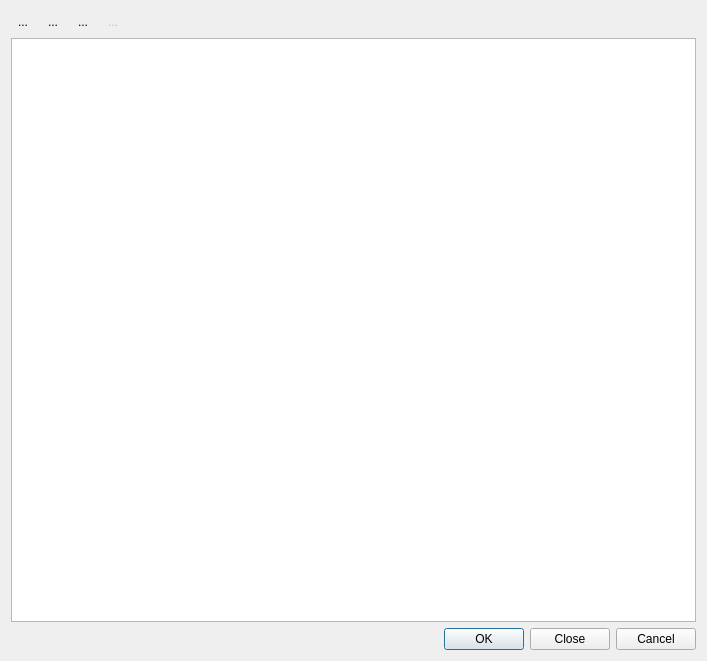
This is Viewer/src/ServerListDialog.ui in ecmwf/ecflow as Qt 5 draws it before an edit. The edited form follows.
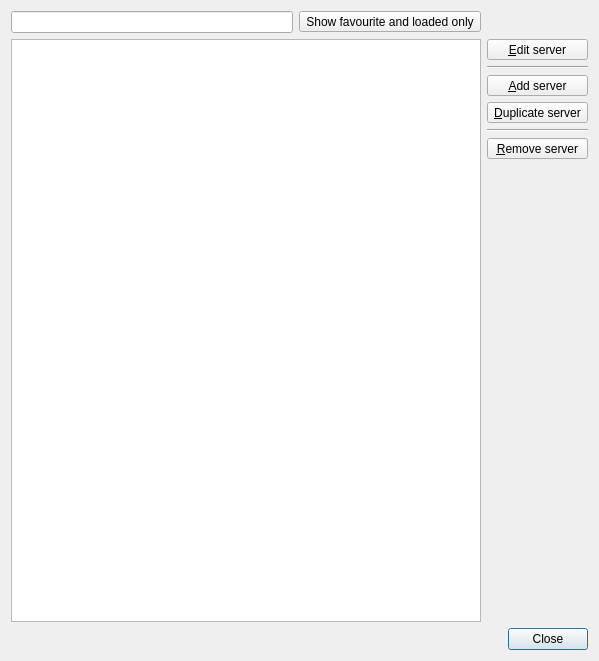
This is the edited form. Icons and pictures are not drawn.

Commit message: ecFlowUI: Behaviour of servers window ECF-395

What changed in the file:
```diff
--- a/Viewer/src/ServerListDialog.ui
+++ b/Viewer/src/ServerListDialog.ui
@@ -6,80 +6,152 @@
    <rect>
     <x>0</x>
     <y>0</y>
-    <width>707</width>
+    <width>599</width>
     <height>661</height>
    </rect>
   </property>
   <property name="windowTitle">
    <string>All defined servers</string>
   </property>
+  <layout class="QVBoxLayout" name="verticalLayout_2">
+   <item>
+    <layout class="QGridLayout" name="gridLayout">
+     <item row="0" column="0">
+      <layout class="QHBoxLayout" name="horizontalLayout_2">
+       <item>
+        <widget class="QLineEdit" name="filterLe_"/>
+       </item>
+       <item>
+        <widget class="QToolButton" name="filterFavTb_">
+         <property name="statusTip">
+          <string>Show favourite servers only</string>
+         </property>
+         <property name="text">
+          <string>Show favourite and loaded only</string>
+         </property>
+         <property name="icon">
+          <iconset resource="viewer.qrc">
+           <normaloff>:/viewer/favourite.svg</normaloff>:/viewer/favourite.svg</iconset>
+         </property>
+         <property name="checkable">
+          <bool>true</bool>
+         </property>
+         <property name="toolButtonStyle">
+          <enum>Qt::ToolButtonTextBesideIcon</enum>
+         </property>
+        </widget>
+       </item>
+      </layout>
+     </item>
+     <item row="1" column="0">
+      <widget class="QTreeView" name="serverView">
+       <property name="contextMenuPolicy">
+        <enum>Qt::ActionsContextMenu</enum>
+       </property>
+      </widget>
+     </item>
+     <item row="1" column="1">
   <layout class="QVBoxLayout" name="verticalLayout">
    <item>
-    <layout class="QHBoxLayout" name="horizontalLayout">
-     <item>
       <widget class="QToolButton" name="editTb">
+         <property name="sizePolicy">
+          <sizepolicy hsizetype="Preferred" vsizetype="Fixed">
+           <horstretch>0</horstretch>
+           <verstretch>0</verstretch>
+          </sizepolicy>
+         </property>
        <property name="text">
-        <string>...</string>
+          <string>&amp;Edit server</string>
+         </property>
+         <property name="toolButtonStyle">
+          <enum>Qt::ToolButtonTextBesideIcon</enum>
        </property>
        <property name="autoRaise">
-        <bool>true</bool>
+          <bool>false</bool>
+         </property>
+        </widget>
+       </item>
+       <item>
+        <widget class="Line" name="line_2">
+         <property name="orientation">
+          <enum>Qt::Horizontal</enum>
        </property>
       </widget>
      </item>
      <item>
       <widget class="QToolButton" name="addTb">
+         <property name="sizePolicy">
+          <sizepolicy hsizetype="Preferred" vsizetype="Fixed">
+           <horstretch>0</horstretch>
+           <verstretch>0</verstretch>
+          </sizepolicy>
+         </property>
        <property name="text">
-        <string>...</string>
+          <string>&amp;Add server</string>
+         </property>
+         <property name="toolButtonStyle">
+          <enum>Qt::ToolButtonTextBesideIcon</enum>
        </property>
        <property name="autoRaise">
-        <bool>true</bool>
+          <bool>false</bool>
+         </property>
+        </widget>
+       </item>
+       <item>
+        <widget class="QToolButton" name="duplicateTb">
+         <property name="sizePolicy">
+          <sizepolicy hsizetype="Preferred" vsizetype="Fixed">
+           <horstretch>0</horstretch>
+           <verstretch>0</verstretch>
+          </sizepolicy>
+         </property>
+         <property name="text">
+          <string>&amp;Duplicate server</string>
+         </property>
+        </widget>
+       </item>
+       <item>
+        <widget class="Line" name="line">
+         <property name="orientation">
+          <enum>Qt::Horizontal</enum>
        </property>
       </widget>
      </item>
      <item>
       <widget class="QToolButton" name="deleteTb">
+         <property name="sizePolicy">
+          <sizepolicy hsizetype="Preferred" vsizetype="Fixed">
+           <horstretch>0</horstretch>
+           <verstretch>0</verstretch>
+          </sizepolicy>
+         </property>
        <property name="text">
-        <string>...</string>
+          <string>&amp;Remove server</string>
+         </property>
+         <property name="toolButtonStyle">
+          <enum>Qt::ToolButtonTextBesideIcon</enum>
        </property>
        <property name="autoRaise">
-        <bool>true</bool>
-       </property>
-      </widget>
-     </item>
-     <item>
-      <widget class="QToolButton" name="rescanTb">
-       <property name="enabled">
         <bool>false</bool>
        </property>
-       <property name="text">
-        <string>...</string>
-       </property>
-       <property name="autoRaise">
-        <bool>true</bool>
-       </property>
       </widget>
      </item>
      <item>
-      <spacer name="horizontalSpacer">
+        <spacer name="verticalSpacer">
        <property name="orientation">
-        <enum>Qt::Horizontal</enum>
+          <enum>Qt::Vertical</enum>
        </property>
        <property name="sizeHint" stdset="0">
         <size>
-         <width>40</width>
-         <height>20</height>
+           <width>20</width>
+           <height>40</height>
         </size>
        </property>
       </spacer>
      </item>
     </layout>
    </item>
-   <item>
-    <widget class="QTreeView" name="serverView">
-     <property name="contextMenuPolicy">
-      <enum>Qt::ActionsContextMenu</enum>
-     </property>
-    </widget>
+    </layout>
    </item>
    <item>
     <widget class="QDialogButtonBox" name="buttonBox">
@@ -87,7 +159,7 @@
       <enum>Qt::Horizontal</enum>
      </property>
      <property name="standardButtons">
-      <set>QDialogButtonBox::Cancel|QDialogButtonBox::Close|QDialogButtonBox::Ok</set>
+      <set>QDialogButtonBox::Close</set>
      </property>
     </widget>
    </item>
```
Left out of the diff: 23 changed lines with no effect on the pictures. Lines whose indentation alone changed are shown as unchanged. The commit also changes 18 other files.
